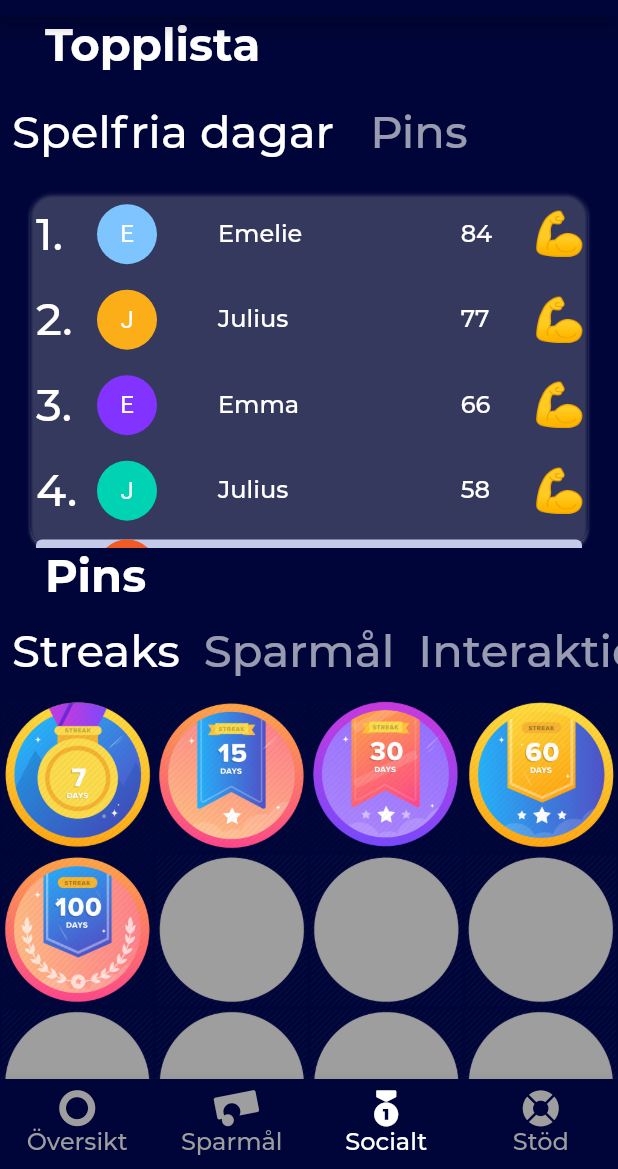
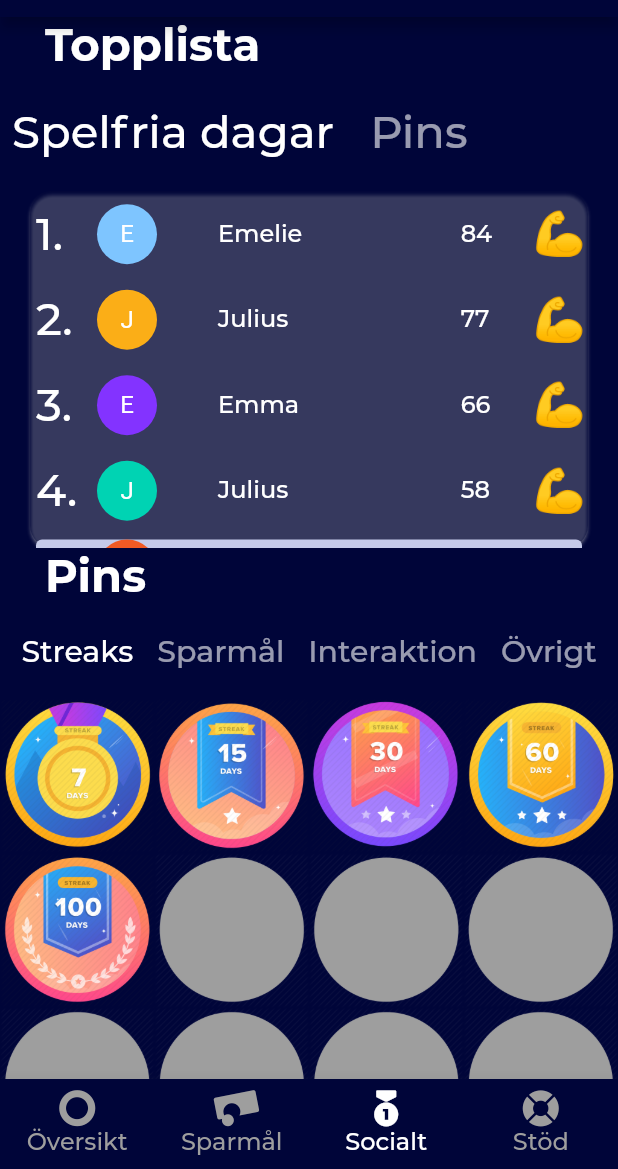
Before and after one commit to juliusolson/rena, a Flutter app: the screen it shows after launch, item 3 of the bottom bar chosen, on a phone screen of 412 x 824 dp, the part 67-1236 px from its top. Run offline on Flutter 3.47's test engine with Material 2 defaults, Android fonts, the light colour scheme and no system bars; our stand-ins replace charts_flutter, percent_indicator; project files that could hold a hidden picture were left out.

Commit message:
cosmetic tweaks

```diff
--- a/lib/main.dart
+++ b/lib/main.dart
@@ -42,7 +42,7 @@ class Nav extends StatefulWidget {
 }
 
 class _NavState extends State<Nav> {
-  int _currentIndex = 0;
+  int _currentIndex = 1;
   final List<Widget> _children = allViews;
   @override
   Widget build(BuildContext context) {
--- a/lib/screens/profile/components/pinsView.dart
+++ b/lib/screens/profile/components/pinsView.dart
@@ -20,7 +20,7 @@ class _PinsViewState extends State<PinsView> {
 
   @override
   Widget build(BuildContext context) {
-    TextStyle themeActive = Theme.of(context).textTheme.bodyText1;
+    TextStyle themeActive = Theme.of(context).textTheme.bodyText1.copyWith(fontSize: 20);
 
     TextStyle themeInactive = themeActive.copyWith(
       color: Theme.of(context).textTheme.bodyText1.color.withOpacity(0.6),
```
